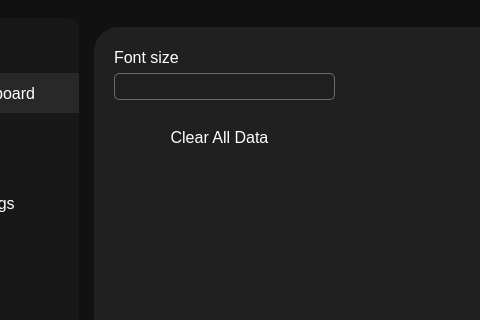
Above: Deployment Test/main_page.ui from tomasArd25/software-design-project before the change; both pictures show x 143 to 623 and y 0 to 320 of the 1064 by 701 pixel window. Below: the same form after it.
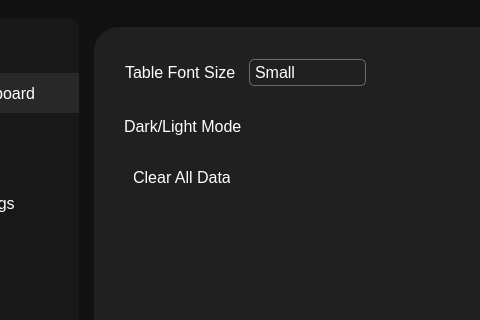
That is the form after the change. The open tabs and pages were chosen to show the change. Icons and pictures are not drawn.

Commit message: modified:   Deployment Test/data.db 	modified:   Deployment Test/main.py 	modified:   Deployment Test/main_page.ui 	modified:   Deployment Test/main_res.qrc 	new file:   Deployment Test/main_res/switch_off.png 	new file:   Deployment Test/main_res/switch_on.png 	modified:   Deployment Test/main_res_rc.py 	modified:   Deployment Test/ui_main_page.py

Patch:
```diff
--- a/Deployment Test/main_page.ui
+++ b/Deployment Test/main_page.ui
@@ -36,6 +36,9 @@
       <layout class="QGridLayout" name="gridLayout_4">
        <item row="0" column="2">
         <widget class="QStackedWidget" name="stackedWidget">
+         <property name="styleSheet">
+          <string notr="true"/>
+         </property>
          <property name="currentIndex">
           <number>1</number>
          </property>
@@ -1525,13 +1528,13 @@
 QPushButton{
 	padding-right:10px;
 	padding-left:10px;
+
 	height:40px;
 	border:none;
 	border-radius:5px;
 }
-QPushButton:hover{
-	background-color:#8274FF;
-}
+
+
 
 
 </string>
@@ -1539,35 +1542,105 @@
              <widget class="QPushButton" name="clear_data_btn">
               <property name="geometry">
                <rect>
-                <x>20</x>
-                <y>90</y>
-                <width>211</width>
-                <height>41</height>
+                <x>30</x>
+                <y>130</y>
+                <width>116</width>
+                <height>40</height>
                </rect>
               </property>
+              <property name="styleSheet">
+               <string notr="true">QPushButton:hover{
+	background-color:#8274FF;
+}</string>
+              </property>
               <property name="text">
                <string>Clear All Data</string>
               </property>
              </widget>
-             <widget class="QWidget" name="">
+             <widget class="QWidget" name="layoutWidget">
               <property name="geometry">
                <rect>
-                <x>20</x>
-                <y>20</y>
-                <width>221</width>
-                <height>53</height>
+                <x>30</x>
+                <y>80</y>
+                <width>196</width>
+                <height>38</height>
                </rect>
               </property>
-              <layout class="QVBoxLayout" name="verticalLayout_23">
+              <layout class="QHBoxLayout" name="horizontalLayout_7">
+               <item>
+                <widget class="QLabel" name="label_22">
+                 <property name="text">
+                  <string>Dark/Light Mode</string>
+                 </property>
+                </widget>
+               </item>
+               <item>
+                <widget class="QPushButton" name="switch_btn">
+                 <property name="maximumSize">
+                  <size>
+                   <width>72</width>
+                   <height>36</height>
+                  </size>
+                 </property>
+                 <property name="styleSheet">
+                  <string notr="true"/>
+                 </property>
+                 <property name="text">
+                  <string/>
+                 </property>
+                 <property name="icon">
+                  <iconset resource="main_res.qrc">
+                   <normaloff>:/newPrefix/main_res/switch_off.png</normaloff>
+                   <normalon>:/newPrefix/main_res/switch_on.png</normalon>:/newPrefix/main_res/switch_off.png</iconset>
+                 </property>
+                 <property name="iconSize">
+                  <size>
+                   <width>72</width>
+                   <height>36</height>
+                  </size>
+                 </property>
+                 <property name="checkable">
+                  <bool>true</bool>
+                 </property>
+                </widget>
+               </item>
+              </layout>
+             </widget>
+             <widget class="QWidget" name="layoutWidget">
+              <property name="geometry">
+               <rect>
+                <x>31</x>
+                <y>31</y>
+                <width>241</width>
+                <height>29</height>
+               </rect>
+              </property>
+              <layout class="QHBoxLayout" name="horizontalLayout_3">
                <item>
                 <widget class="QLabel" name="label_3">
                  <property name="text">
-                  <string>Font size</string>
+                  <string>Table Font Size</string>
                  </property>
                 </widget>
                </item>
                <item>
-                <widget class="QComboBox" name="font_size"/>
+                <widget class="QComboBox" name="font_size_cb">
+                 <item>
+                  <property name="text">
+                   <string>Small</string>
+                  </property>
+                 </item>
+                 <item>
+                  <property name="text">
+                   <string>Medium</string>
+                  </property>
+                 </item>
+                 <item>
+                  <property name="text">
+                   <string>Large</string>
+                  </property>
+                 </item>
+                </widget>
                </item>
               </layout>
              </widget>
```
Left out of the diff: 7 changed lines with no effect on the pictures. The commit also changes 13 other files.
